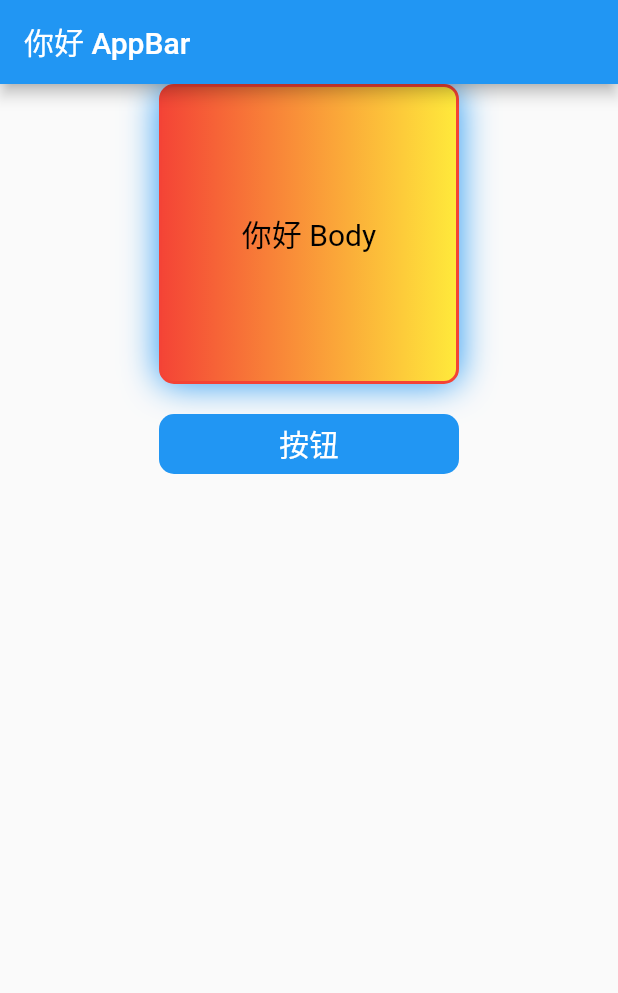
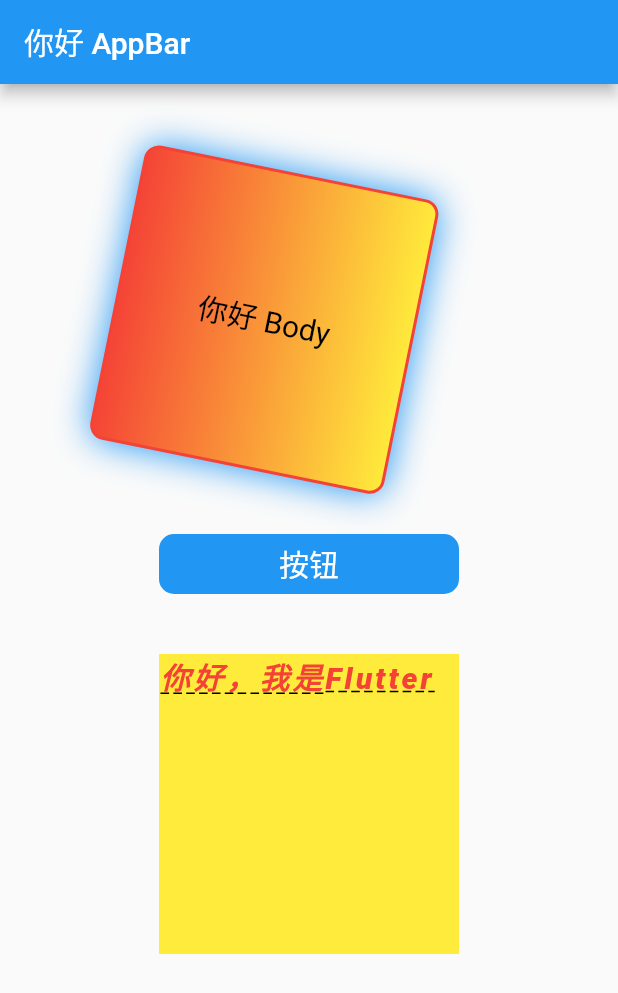
Before and after one commit to groupmytool/mytool-flutter-demo, a Flutter app: the screen it shows after launch, on a phone screen of 412 x 824 dp. Shown: the top 993 px of the screen. Run offline on Flutter 3.47's test engine with Material 2 defaults, Android fonts, the phone set to English and light mode, and no system bars.

Commit message:
认识 Text 和 TextStyle

```diff
--- a/lib/main.dart
+++ b/lib/main.dart
@@ -8,6 +8,7 @@
         children: [
           MyApp(),
           MyButton(),
+          MyText(),
         ],
       ),
     ),
@@ -23,6 +24,8 @@
       child: Container(
         width: 200,
         height: 200,
+        margin: const EdgeInsets.fromLTRB(0, 40, 0, 0),
+        transform: Matrix4.rotationZ(0.2),
         decoration: BoxDecoration(
             color: Colors.yellow,
             border: Border.all(
@@ -31,8 +34,7 @@
             ),
             borderRadius: BorderRadius.circular(10),
             boxShadow: const [BoxShadow(color: Colors.blue, blurRadius: 20.0)],
-            gradient:
-                const LinearGradient(colors: [Colors.red, Colors.yellow])),
+            gradient: const LinearGradient(colors: [Colors.red, Colors.yellow])),
         alignment: Alignment.center,
         child: const Text(
           "你好 Body",
@@ -52,11 +54,11 @@
     return Container(
       width: 200,
       height: 40,
+      margin: const EdgeInsets.fromLTRB(0, 60, 0, 0),
       decoration: BoxDecoration(
         color: Colors.blue,
         borderRadius: BorderRadius.circular(10),
       ),
-      margin: const EdgeInsets.fromLTRB(0, 20, 0, 0),
       alignment: Alignment.center,
       child: const Text(
         "按钮",
@@ -65,3 +67,34 @@
     );
   }
 }
+
+class MyText extends StatelessWidget {
+  const MyText({super.key});
+
+  @override
+  Widget build(BuildContext context) {
+    return Container(
+      width: 200,
+      height: 200,
+      margin: const EdgeInsets.fromLTRB(0, 40, 0, 0),
+      decoration: const BoxDecoration(
+        color: Colors.yellow,
+      ),
+      child: const Text(
+        "你好，我是Flutter",
+        style: TextStyle(
+            fontSize: 20,
+            fontWeight: FontWeight.w900,
+            color: Colors.red,
+            fontStyle: FontStyle.italic,
+            letterSpacing: 2,
+            decoration: TextDecoration.underline,
+            decorationColor: Colors.black,
+            decorationStyle: TextDecorationStyle.dashed),
+        textAlign: TextAlign.left,
+        maxLines: 1,
+        overflow: TextOverflow.fade,
+      ),
+    );
+  }
+}
```
